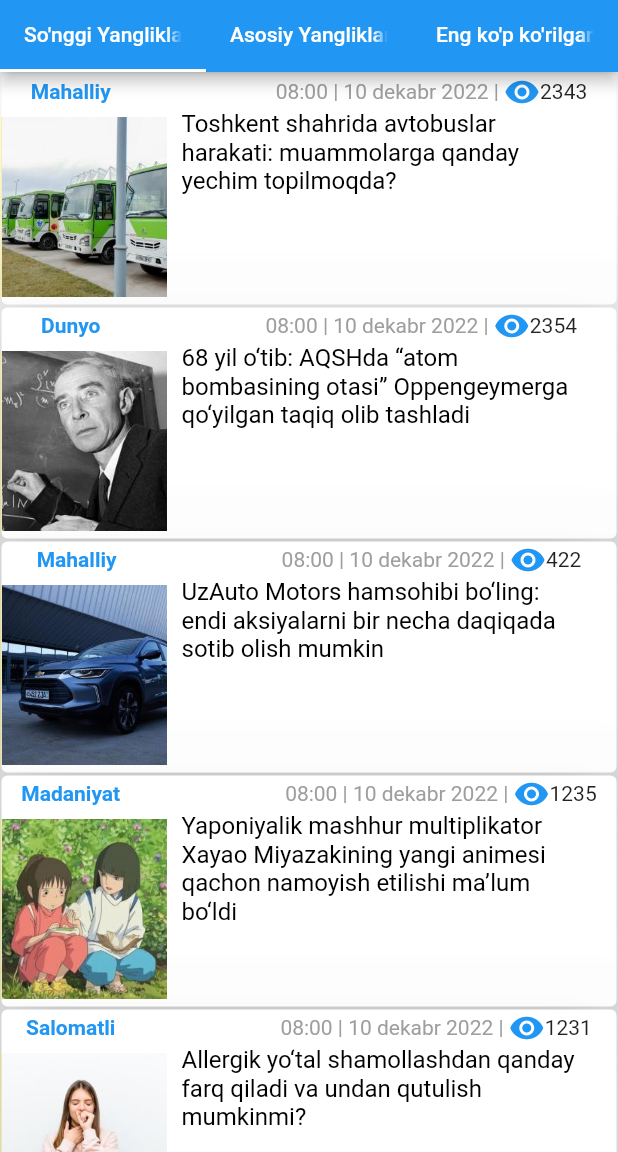
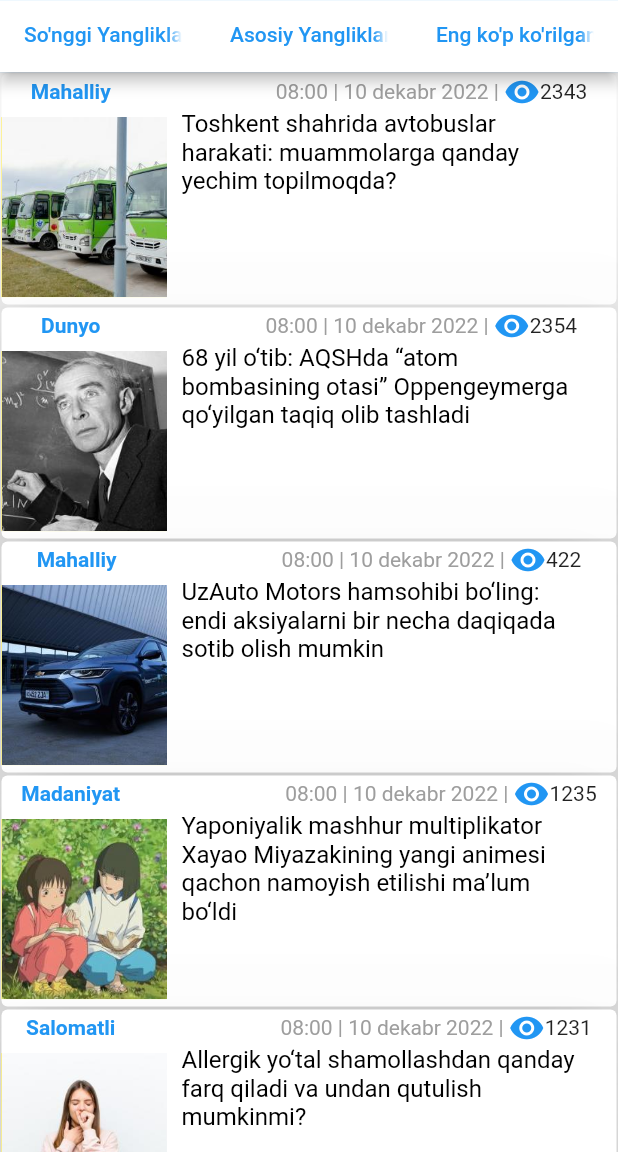
Before and after one commit to SanjarbekFayzullayev/Daryo-Uz-Clone-, a Flutter app: the screen it shows after launch, on a phone screen of 412 x 824 dp, the part 84-1236 px from its top. Run offline on Flutter 3.47's test engine with Material 2 defaults, Android fonts, the light colour scheme and no system bars.

Commit message:
Commit 23

```diff
--- a/lib/main.dart
+++ b/lib/main.dart
@@ -17,9 +17,10 @@ class _MyAppState extends State<MyApp> {
   @override
   Widget build(BuildContext context) {
     return MaterialApp(
+      debugShowCheckedModeBanner: false,
       theme: ThemeData(
         primarySwatch: Colors.blue,
-        tabBarTheme: TabBarTheme(
+        tabBarTheme: const TabBarTheme(
 
             labelColor: Colors.white, unselectedLabelColor: Colors.white),
       ),
--- a/lib/main_menyu.dart
+++ b/lib/main_menyu.dart
@@ -29,10 +29,18 @@ class _MainMenyuState extends State<MainMenyu> {
             ),
           ],
           bottom:
-              const TabBar(overlayColor: MaterialStatePropertyAll(Colors.white),
-                  // unselectedLabelColor: Colors.white,
-                  // labelColor: Colors.blue,
-                  // indicatorColor: Colors.blue,
+          PreferredSize(
+            preferredSize: const Size.fromHeight(48.05),
+                 child: Container(
+                   color: Colors.white,
+                   child: const TabBar(
+
+                       overlayColor: MaterialStatePropertyAll(Colors.blue),
+                     unselectedLabelColor: Colors.blue,
+                     labelColor: Colors.blue,
+
+                     indicatorColor: Colors.blue,
+
                      tabs: [
                        Tab(
                          text: "So'nggi Yangliklar",
@@ -43,11 +51,13 @@ class _MainMenyuState extends State<MainMenyu> {
                        Tab(
                          text: "Eng ko'p ko'rilganlar",
                        ),
-              ]),
+                     ]),),
+               ),
         ),
         body: TabBarView(children: [
-          ListView(
-            children: [
+          ListView.builder(itemBuilder: (context, index) {
+           return Column(children:
+            [
               MyAppMain(
                 context,
                 listModul[0],
@@ -92,8 +102,9 @@ class _MainMenyuState extends State<MainMenyu> {
                 context,
                 listModul[10],
               ),
-            ],
-          ),
+            ]);
+
+          }),
           endNews(context),
           theMostViewNews(context),
         ]),
@@ -109,12 +120,13 @@ Widget MyDrawer() {
       children: [
         DrawerHeader(
           decoration: const BoxDecoration(color: Colors.blue),
+          duration: Duration.zero,
           child: Column(
             crossAxisAlignment: CrossAxisAlignment.start,
             children: [
               Row(
-                children: [
-                  const Text(
+                children: const [
+                  Text(
                     "Daryo",
                     style: TextStyle(
                         fontWeight: FontWeight.bold,
@@ -127,21 +139,21 @@ Widget MyDrawer() {
                 height: 40,
               ),
               Row(
-                children: [
-                  const Text(
+                children: const [
+                  Text(
                     "Toshkent",
                     style: TextStyle(color: Colors.white),
                   ),
-                  const SizedBox(width: 140),
-                  const Icon(
+                  SizedBox(width: 140),
+                  Icon(
                     Icons.cloud_outlined,
                     color: Colors.white,
                   ),
-                  const Text(
+                  Text(
                     "+12.0",
                     style: TextStyle(color: Colors.white),
                   ),
-                  const Text(
+                  Text(
                     "0",
                     style: TextStyle(
                         fontSize: 7,
@@ -153,26 +165,25 @@ Widget MyDrawer() {
               const SizedBox(
                 height: 8,
               ),
-              Row(mainAxisAlignment: MainAxisAlignment.spaceBetween, children: [
-                const Icon(Icons.monetization_on_outlined, color: Colors.white),
-                const Text(
+              Row(mainAxisAlignment: MainAxisAlignment.spaceBetween, children: const [
+                Icon(Icons.monetization_on_outlined, color: Colors.white),
+                Text(
                   "10769.78",
                   style: TextStyle(color: Colors.white),
                 ),
-                const Icon(Icons.euro, color: Colors.white),
-                const Text(
+                Icon(Icons.euro, color: Colors.white),
+                Text(
                   "12166.62",
                   style: TextStyle(color: Colors.white),
                 ),
-                const Icon(Icons.offline_bolt_outlined, color: Colors.white),
-                const Text(
+                Icon(Icons.offline_bolt_outlined, color: Colors.white),
+                Text(
                   "146.17",
                   style: TextStyle(color: Colors.white),
                 ),
               ]),
             ],
           ),
-          duration: Duration.zero,
         ),
         ListTile(
           tileColor: Colors.blue,
@@ -285,6 +296,7 @@ Widget MyAppMain(BuildContext context, Moduls moduls) {
     child: Card(
       margin: const EdgeInsets.all(1.0),
       elevation: 72,
+      child: Expanded(
         child: Column(
           children: [
             Row(
@@ -332,12 +344,13 @@ Widget MyAppMain(BuildContext context, Moduls moduls) {
           ],
         ),
       ),
+    ),
   );
 }
 
 Widget endNews(BuildContext context) {
-  return ListView(
-    children: [
+  return ListView.builder(itemBuilder: (context, index) {
+    return Column( children: [
       MyAppMain(
         context,
         listModul[10],
@@ -382,13 +395,15 @@ Widget endNews(BuildContext context) {
         context,
         listModul[1],
       ),
-    ],
+    ],);
+  },
+
   );
 }
 
 Widget theMostViewNews(BuildContext context) {
-  return ListView(
-    children: [
+  return ListView.builder(itemBuilder: (context, index) {
+    return Column(children: [
       MyAppMain(
         context,
         listModul[0],
@@ -433,6 +448,8 @@ Widget theMostViewNews(BuildContext context) {
         context,
         listModul[10],
       ),
-    ],
+    ],);
+  },
+
   );
 }
```
Lines whose indentation alone changed are shown as unchanged.
